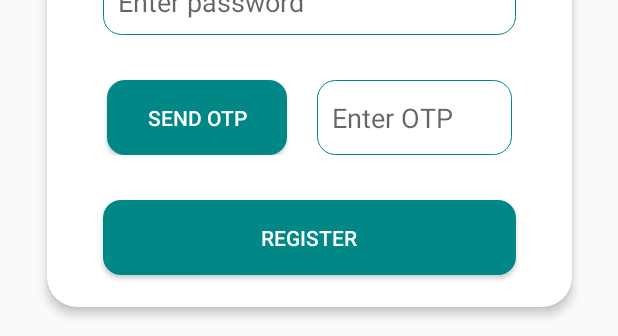
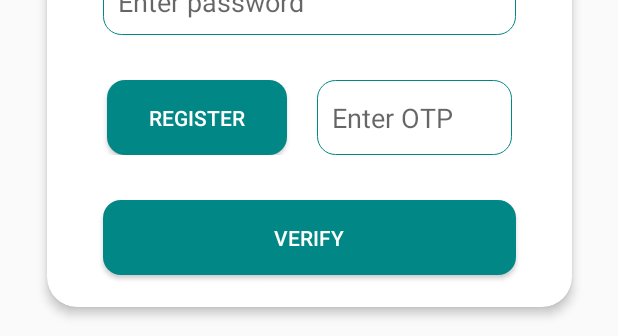
Before and after one commit to Software-Engineering-Semester-5-Project/Android-App, an Android app: the layout activity_register.xml on its own in the app's theme, with its tools: preview values and no code run, on a phone screen of 412 x 824 dp. Shown: the part 817-1153 px from the top of the screen. Run offline under Robolectric (Android 15) with nearby library versions, the phone set to English and light mode, and no system bars.

```diff
--- a/app/src/main/java/com/example/seprojectsemester5/ProfileFragment.java
+++ b/app/src/main/java/com/example/seprojectsemester5/ProfileFragment.java
@@ -100,7 +100,7 @@ public class ProfileFragment extends Fragment {
                 editor.putString("jwtToken", "");
                 editor.putString("roleToken", "");
                 editor.apply();
-                Intent intent = new Intent(getActivity(), Dashboard.class);
+                Intent intent = new Intent(getActivity(), MainActivity.class);
                 startActivity(intent);
             }
         });
--- a/app/src/main/res/layout/activity_register.xml
+++ b/app/src/main/res/layout/activity_register.xml
@@ -116,7 +116,7 @@
                     android:layout_gravity="center_horizontal"
                     android:layout_marginLeft="40dp"
                     android:background="@drawable/button_background"
-                    android:text="SEND OTP"
+                    android:text="Register"
                     android:textColor="@color/white"></Button>
 
                 <EditText
@@ -140,7 +140,7 @@
                 android:layout_gravity="center_horizontal"
                 android:layout_marginTop="30dp"
                 android:background="@drawable/button_background"
-                android:text="REGISTER"
+                android:text="VERIFY"
                 android:textColor="@color/white"></Button>
 
             <TextView
```
